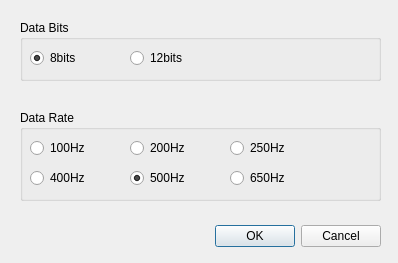
Before: the Qt Designer form oym8CHWave/dialogdatasetting.ui in oymotion/oym8CHWave, drawn with Qt 5.
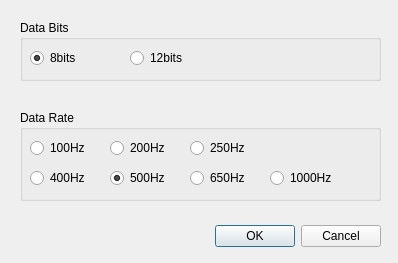
After: the same form once the commit is applied.

Diff of the .ui file:
```diff
--- a/oym8CHWave/dialogdatasetting.ui
+++ b/oym8CHWave/dialogdatasetting.ui
@@ -86,9 +86,9 @@
    <widget class="QRadioButton" name="radioButton_650Hz">
     <property name="geometry">
      <rect>
-      <x>210</x>
+      <x>170</x>
       <y>60</y>
-      <width>91</width>
+      <width>71</width>
       <height>16</height>
      </rect>
     </property>
@@ -99,9 +99,9 @@
    <widget class="QRadioButton" name="radioButton_500Hz">
     <property name="geometry">
      <rect>
-      <x>110</x>
+      <x>90</x>
       <y>60</y>
-      <width>91</width>
+      <width>71</width>
       <height>16</height>
      </rect>
     </property>
@@ -115,9 +115,9 @@
    <widget class="QRadioButton" name="radioButton_250Hz">
     <property name="geometry">
      <rect>
-      <x>210</x>
+      <x>170</x>
       <y>30</y>
-      <width>91</width>
+      <width>71</width>
       <height>16</height>
      </rect>
     </property>
@@ -130,7 +130,7 @@
      <rect>
       <x>10</x>
       <y>30</y>
-      <width>91</width>
+      <width>71</width>
       <height>16</height>
      </rect>
     </property>
@@ -141,9 +141,9 @@
    <widget class="QRadioButton" name="radioButton_200Hz">
     <property name="geometry">
      <rect>
-      <x>110</x>
+      <x>90</x>
       <y>30</y>
-      <width>91</width>
+      <width>71</width>
       <height>16</height>
      </rect>
     </property>
@@ -156,7 +156,7 @@
      <rect>
       <x>10</x>
       <y>60</y>
-      <width>91</width>
+      <width>71</width>
       <height>16</height>
      </rect>
     </property>
@@ -164,6 +164,19 @@
      <string>400Hz</string>
     </property>
    </widget>
+   <widget class="QRadioButton" name="radioButton_1000Hz">
+    <property name="geometry">
+     <rect>
+      <x>250</x>
+      <y>60</y>
+      <width>71</width>
+      <height>16</height>
+     </rect>
+    </property>
+    <property name="text">
+     <string>1000Hz</string>
+    </property>
+   </widget>
   </widget>
  </widget>
  <resources/>
```
Left out of the diff: 11 changed lines with no effect on the pictures.
